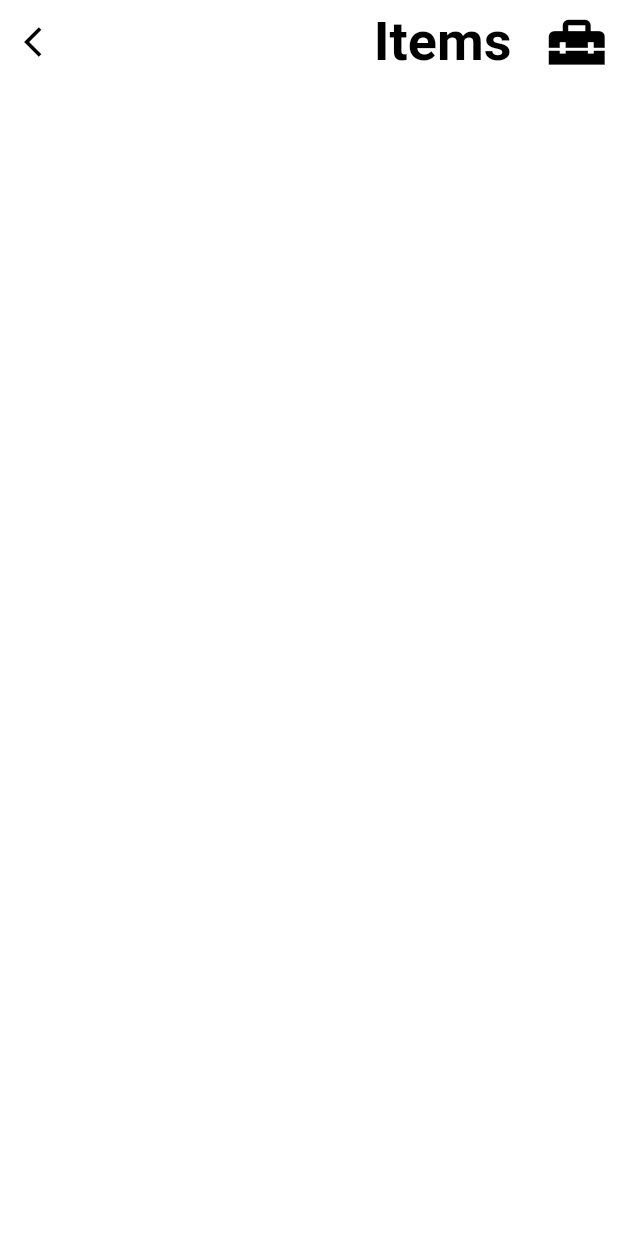
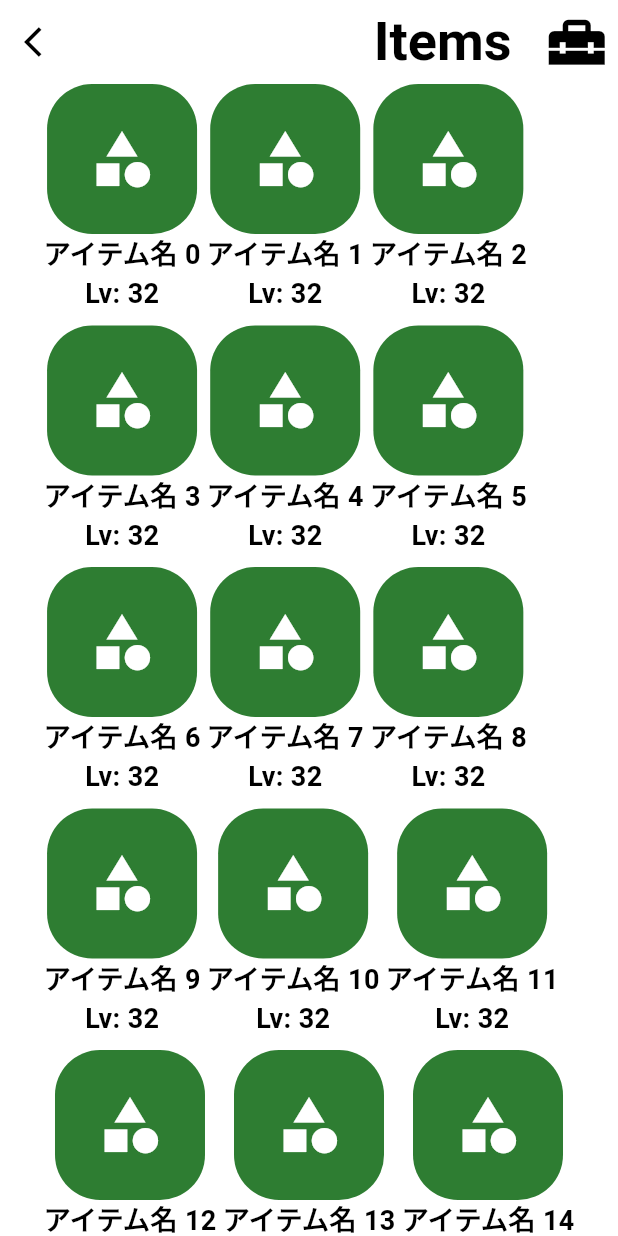
Before and after one commit to Itsuki54/arco-dev, a Flutter app: the ItemsPage screen opened directly, on a phone screen of 412 x 824 dp. Run offline on Flutter 3.47's test engine with Material 3 defaults, Android fonts, the phone set to English and light mode, and no system bars; our stand-ins replace firebase_core, flutter_svg; accounts and stored records are empty.

Commit message:
add: item, weapon

```diff
--- a/lib/src/pages/backpack/items.dart
+++ b/lib/src/pages/backpack/items.dart
@@ -1,6 +1,7 @@
 import "package:flutter/material.dart";
 // components
 import '../../components/child_appbar.dart';
+import '../../components/backpack_content_chip.dart';
 
 class ItemsPage extends StatefulWidget {
   const ItemsPage({super.key});
@@ -12,15 +13,29 @@ class ItemsPage extends StatefulWidget {
 class _ToolPage extends State<ItemsPage> {
   @override
   Widget build(BuildContext context) {
-    return const Scaffold(
-      appBar: ChildAppBar(
-          icon: Icon(
-            Icons.home_repair_service,
-            size: 45,
-            color: Colors.black,
+    return Scaffold(
+        appBar: const ChildAppBar(
+            icon: Icon(
+              Icons.home_repair_service,
+              size: 45,
+              color: Colors.black,
+            ),
+            title: "Items"),
+        body: SingleChildScrollView(
+            child: Center(
+          child: Wrap(
+            spacing: 4,
+            runSpacing: 8,
+            children: [
+              for (int i = 0; i < 32; i++)
+                BackpackContentChip(
+                    name: "アイテム名 $i",
+                    level: 32,
+                    icon: const Icon(Icons.category,
+                        size: 45, color: Colors.white),
+                    color: Colors.green.shade800),
+            ],
           ),
-          title: "Items"),
-      body: Center(),
-    );
+        )));
   }
 }
```
Also changed, not shown: lib/src/pages/backpack/weapons.dart (+24 -8 lines).
